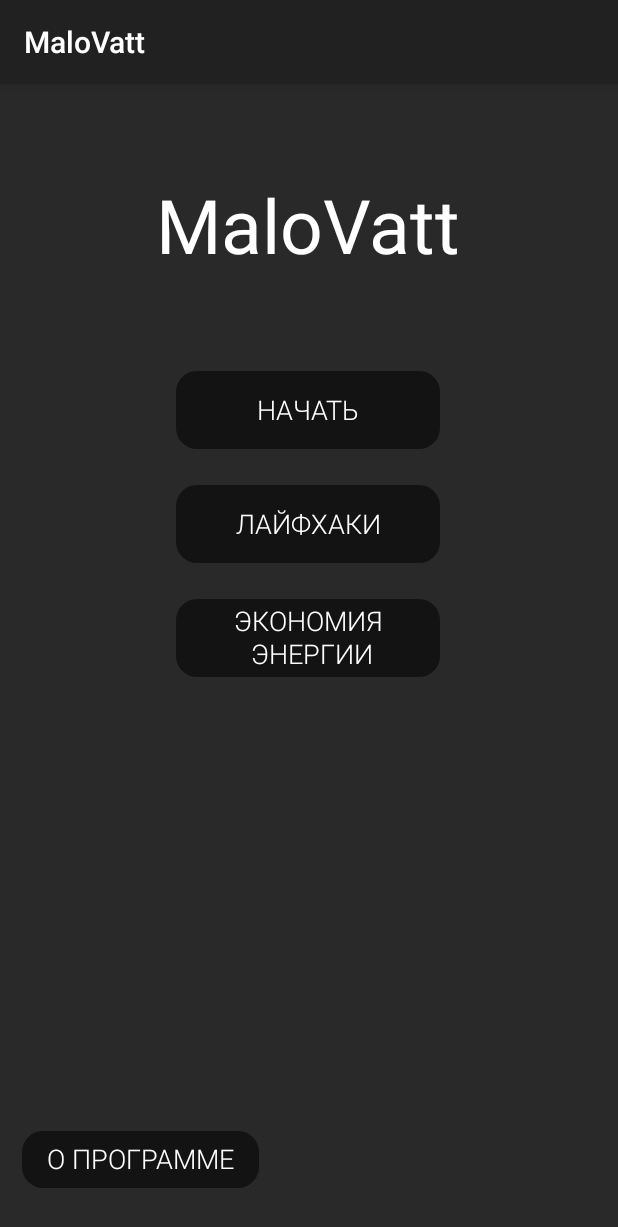
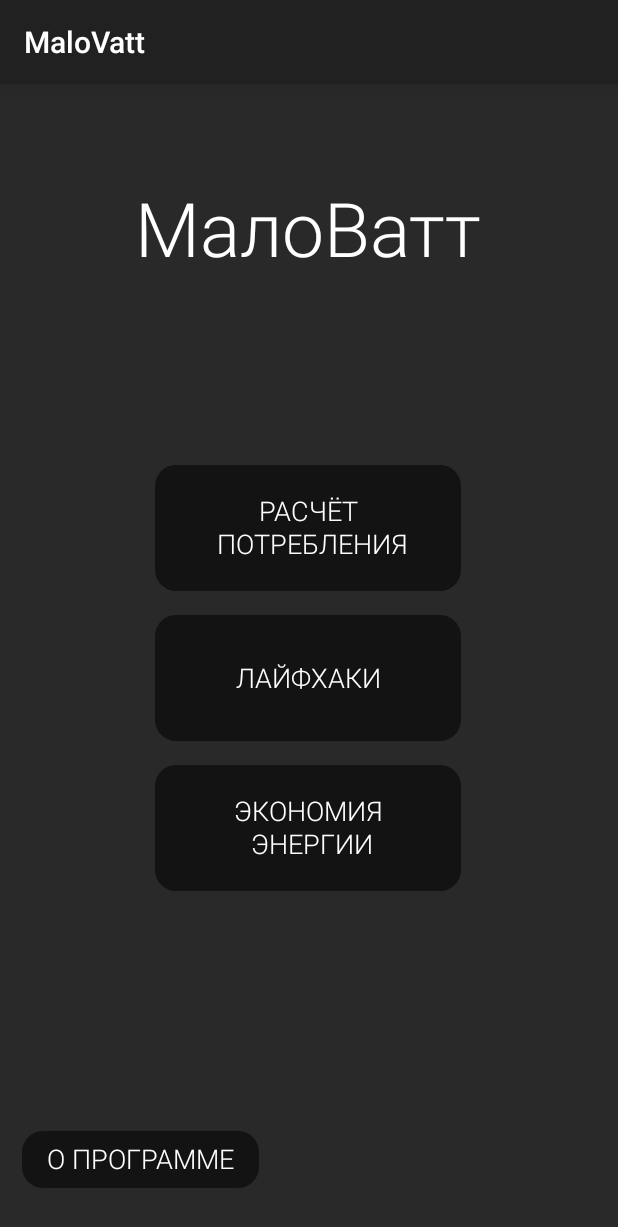
Before and after one commit to de1kun/MaloVattApp, an Android app: the screen it shows after launch (MainActivity), on a phone screen of 412 x 824 dp. Shown: the top 1227 px of the screen. Run offline under Robolectric (Android 15) with nearby library versions, the phone set to English and light mode, and no system bars; Roboto replaces fonts that are not available here.

Commit message:
MaloVatt0.8

```diff
--- a/app/src/main/res/layout/activity_main.xml
+++ b/app/src/main/res/layout/activity_main.xml
@@ -14,8 +14,8 @@
         android:layout_width="wrap_content"
         android:layout_height="wrap_content"
         android:layout_marginTop="60dp"
-        android:fontFamily="@font/montserrat"
-        android:text="MaloVatt"
+        android:fontFamily="@font/montserrat_alternates_light"
+        android:text="МалоВатт"
         android:textColor="@color/white"
         android:textSize="50sp"
         app:layout_constraintEnd_toEndOf="parent"
@@ -23,16 +23,17 @@
         app:layout_constraintStart_toStartOf="parent"
         app:layout_constraintTop_toTopOf="parent" />
 
+
     <androidx.appcompat.widget.AppCompatButton
         android:id="@+id/start_btn"
-        android:layout_width="176dp"
-        android:layout_height="52dp"
-        android:layout_marginTop="64dp"
+        android:layout_width="204dp"
+        android:layout_height="84dp"
+        android:layout_marginTop="120dp"
         android:background="@drawable/roundstyle"
         android:backgroundTint="@color/black"
         android:fontFamily="@font/montserrat_alternates_light"
         android:gravity="center"
-        android:text="начать"
+        android:text="Расчёт\n потребления"
         android:textColor="@color/white"
         android:textSize="18sp"
         app:layout_constraintEnd_toEndOf="parent"
@@ -42,9 +43,9 @@
 
     <androidx.appcompat.widget.AppCompatButton
         android:id="@+id/lifehack_btn"
-        android:layout_width="176dp"
-        android:layout_height="52dp"
-        android:layout_marginTop="24dp"
+        android:layout_width="204dp"
+        android:layout_height="84dp"
+        android:layout_marginTop="16dp"
         android:background="@drawable/roundstyle"
         android:backgroundTint="@color/black"
         android:fontFamily="@font/montserrat_alternates_light"
@@ -52,17 +53,15 @@
         android:text="Лайфхаки"
         android:textColor="@color/white"
         android:textSize="18sp"
-        app:layout_constraintEnd_toEndOf="parent"
-        app:layout_constraintHorizontal_bias="0.497"
-        app:layout_constraintStart_toStartOf="parent"
+        app:layout_constraintEnd_toEndOf="@+id/start_btn"
+        app:layout_constraintStart_toStartOf="@+id/start_btn"
         app:layout_constraintTop_toBottomOf="@+id/start_btn" />
-
 
     <androidx.appcompat.widget.AppCompatButton
         android:id="@+id/economy_btn"
-        android:layout_width="176dp"
-        android:layout_height="52dp"
-        android:layout_marginTop="24dp"
+        android:layout_width="204dp"
+        android:layout_height="84dp"
+        android:layout_marginTop="16dp"
         android:background="@drawable/roundstyle"
         android:backgroundTint="@color/black"
         android:fontFamily="@font/montserrat_alternates_light"
```
